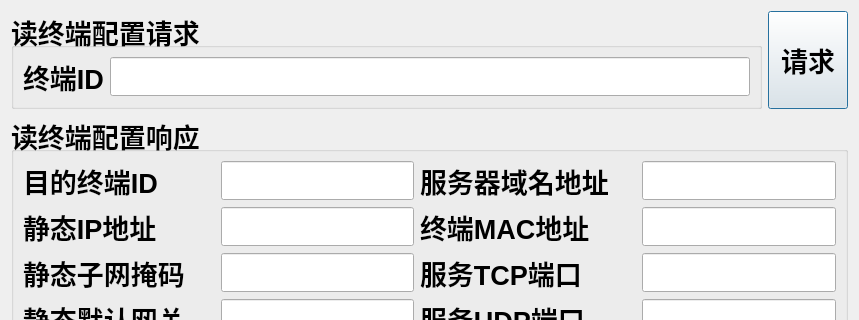
guoshijiang/IspdNewCalibrator, file readspecificconfig.ui: the form before one commit; both pictures show x 0 to 859 and y 0 to 320 of the 859 by 822 pixel window.
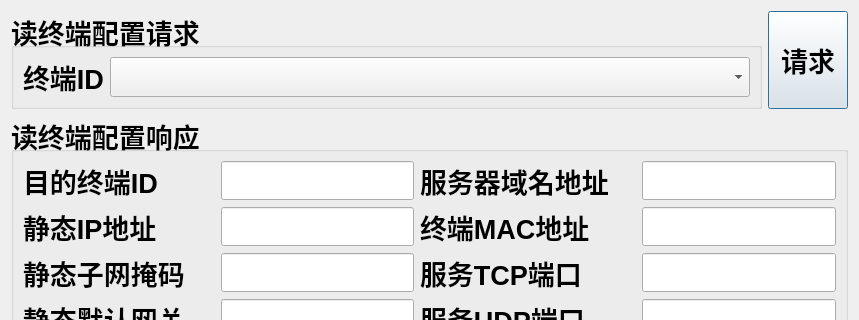
The form after the commit.

```diff
--- a/readspecificconfig.ui
+++ b/readspecificconfig.ui
@@ -39,7 +39,14 @@
            </widget>
           </item>
           <item>
-           <widget class="QLineEdit" name="lineEdit_mid"/>
+           <widget class="QComboBox" name="comboBox_id">
+            <property name="sizePolicy">
+             <sizepolicy hsizetype="Expanding" vsizetype="Preferred">
+              <horstretch>0</horstretch>
+              <verstretch>0</verstretch>
+             </sizepolicy>
+            </property>
+           </widget>
           </item>
          </layout>
         </item>
```
